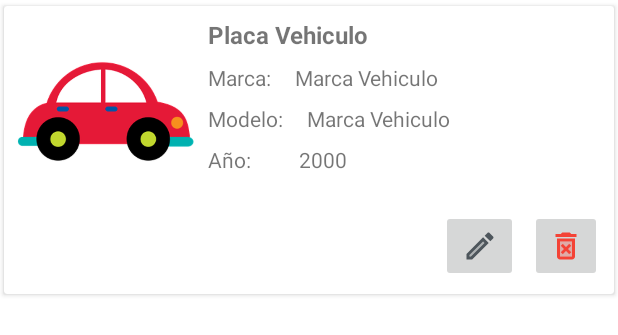
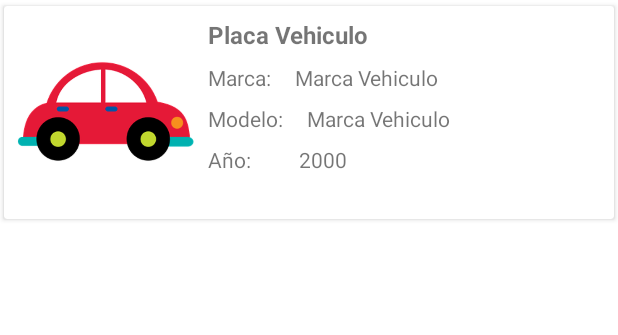
Before and after one commit to dayalai/goon, an Android app: the layout fila_veh.xml on its own in the app's theme, with its tools: preview values and no code run, on a phone screen of 412 x 824 dp. Shown: the top 335 px of the screen. Run offline under Robolectric (Android 15) with nearby library versions, the phone set to English and light mode, and no system bars.

Commit message:
Commit car

```diff
--- a/app/src/main/java/com/example/goon/views/driver/AdaptadorCar.java
+++ b/app/src/main/java/com/example/goon/views/driver/AdaptadorCar.java
@@ -52,6 +52,7 @@ public class AdaptadorCar extends RecyclerView.Adapter<AdaptadorCar.MiviewHolder
             context.startActivity(intent);
             return false;
         });
+
     }
 
     @Override
--- a/app/src/main/java/com/example/goon/views/driver/ListarCarActivity.java
+++ b/app/src/main/java/com/example/goon/views/driver/ListarCarActivity.java
@@ -61,7 +61,7 @@ public class ListarCarActivity extends AppCompatActivity {
                 String id = listaCar.get(pos).getUid();
                 listaCar.remove(pos);
                 adaptador.notifyDataSetChanged();
-                reference.child("Persona").child(id).removeValue();
+                reference.child("Car").child(id).removeValue();
             }
         }).attachToRecyclerView(rvCar);
     }
@@ -71,7 +71,7 @@ public class ListarCarActivity extends AppCompatActivity {
         reference = database.getReference();
     }
     private void mostrarDatos(){
-        reference.child("Persona").addValueEventListener(new ValueEventListener() {
+        reference.child("Car").addValueEventListener(new ValueEventListener() {
             @Override
             public void onDataChange(@NonNull DataSnapshot snapshot) {
                 listaCar.clear();
--- a/app/src/main/res/layout/fila_veh.xml
+++ b/app/src/main/res/layout/fila_veh.xml
@@ -5,7 +5,7 @@
     android:id="@+id/fila_veh"
     android:orientation="vertical"
     android:layout_width="match_parent"
-    android:layout_height="200dp">
+    android:layout_height="150dp">
     <androidx.cardview.widget.CardView
         android:layout_width="match_parent"
         android:layout_height="match_parent"
@@ -98,26 +98,6 @@
                 app:layout_constraintStart_toEndOf="@+id/textView8"
                 app:layout_constraintTop_toBottomOf="@+id/filaModelo" />
 
-            <ImageButton
-                android:id="@+id/filaEditar"
-                android:layout_width="51dp"
-                android:layout_height="48dp"
-                android:layout_marginEnd="8dp"
-                android:layout_marginBottom="8dp"
-                app:layout_constraintBottom_toBottomOf="parent"
-                app:layout_constraintEnd_toStartOf="@+id/filaEliminar"
-                app:srcCompat="@drawable/edit" />
-
-            <ImageButton
-                android:id="@+id/filaEliminar"
-                android:layout_width="wrap_content"
-                android:layout_height="wrap_content"
-                android:layout_marginEnd="8dp"
-                android:layout_marginBottom="8dp"
-                android:minHeight="48dp"
-                app:layout_constraintBottom_toBottomOf="parent"
-                app:layout_constraintEnd_toEndOf="parent"
-                app:srcCompat="@drawable/delete" />
         </androidx.constraintlayout.widget.ConstraintLayout>
     </androidx.cardview.widget.CardView>
 </LinearLayout>
```
Also changed, not shown: app/src/main/AndroidManifest.xml (+7 -6 lines).
